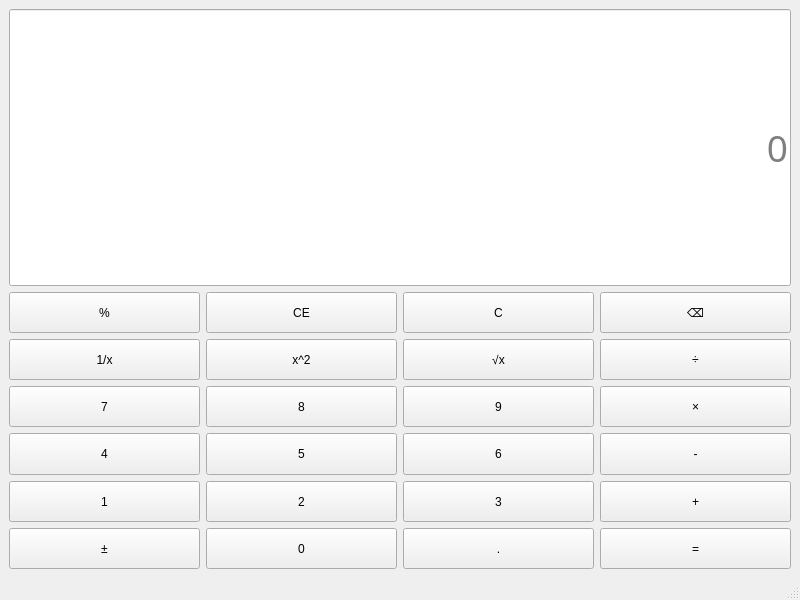
Tuski-aurora/QTCal, file mainwindow.ui: the form before one commit.
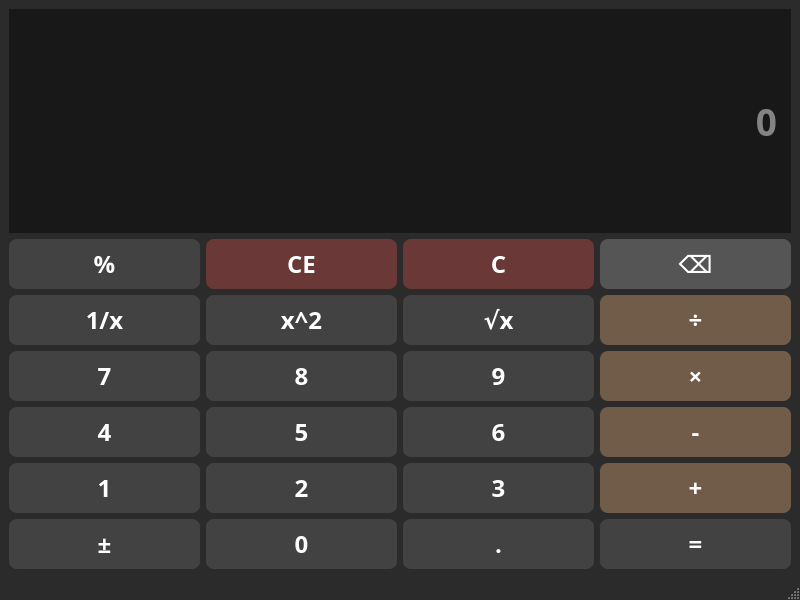
The form after the commit.

```diff
--- a/mainwindow.ui
+++ b/mainwindow.ui
@@ -11,7 +11,72 @@
    </rect>
   </property>
   <property name="windowTitle">
-   <string>MainWindow</string>
+   <string>计算器-黄德民-2024414300210</string>
+  </property>
+  <property name="styleSheet">
+   <string notr="true">QMainWindow{
+    background-color: #2b2b2b;
+}
+
+/* 全部按钮基础样式 */
+QPushButton{
+    font-family:Microsoft YaHei;
+    font-size:18pt;
+    font-weight:500;
+    border-radius:8px;
+    border:none;
+    background-color:#424242;
+    color:#ffffff;
+    min-height:50px;
+}
+QPushButton:hover{
+    background-color:#545454;
+}
+QPushButton:pressed{
+    background-color:#2f2f2f;
+}
+
+QPushButton#BtnAdd,#BtnSub,#BtnMul,#BtnDiv{
+    background-color:#705c48;
+    color:white;
+}
+QPushButton#BtnAdd:hover,#BtnSub:hover,#BtnMul:hover,#BtnDiv:hover{
+    background-color:#836d57;
+}
+QPushButton#BtnAdd:pressed,#BtnSub:pressed,#BtnMul:pressed,#BtnDiv:pressed{
+    background-color:#594a39;
+}
+
+QPushButton#BtnCe,#BtnClear{
+    background-color:#6b3838;
+}
+QPushButton#BtnCe:hover,#BtnClear:hover{
+    background-color:#804646;
+}
+QPushButton#BtnCe:pressed,#BtnClear:pressed{
+    background-color:#502828;
+}
+
+QPushButton#BtnBack{
+    background-color:#555555;
+}
+QPushButton#BtnBack:hover{
+    background-color:#666666;
+}
+QPushButton#BtnBack:pressed{
+    background-color:#3d3d3d;
+}
+
+QLabel#Display{
+    background-color:#181818;
+    color:#f0f0f0;
+    font-family:Microsoft YaHei;
+    font-size:28pt;
+    font-weight:500;
+    border:none;
+    padding:12px;
+    text-align:right;
+}</string>
   </property>
   <widget class="QWidget" name="centralwidget">
    <layout class="QGridLayout" name="gridLayout_3">
@@ -27,17 +92,24 @@
         </property>
         <property name="font">
          <font>
-          <family>Javanese Text</family>
+          <family>Microsoft YaHei</family>
           <pointsize>28</pointsize>
-          <weight>50</weight>
-          <bold>false</bold>
+          <weight>62</weight>
+          <bold>true</bold>
          </font>
         </property>
         <property name="layoutDirection">
          <enum>Qt::RightToLeft</enum>
         </property>
         <property name="styleSheet">
-         <string notr="true"/>
+         <string notr="true">background-color:#181818;
+    color:#f0f0f0;
+    font-family:Microsoft YaHei;
+    font-size:28pt;
+    font-weight:500;
+    border:none;
+    padding:12px;
+    text-align:right;</string>
         </property>
         <property name="alignment">
          <set>Qt::AlignRight|Qt::AlignTrailing|Qt::AlignVCenter</set>
```
